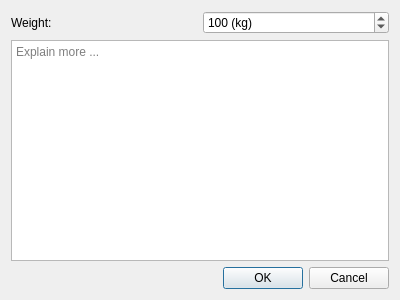
This is NewBucket.ui in SC-One/BHMI as Qt 5 draws it before an edit. The edited form follows.
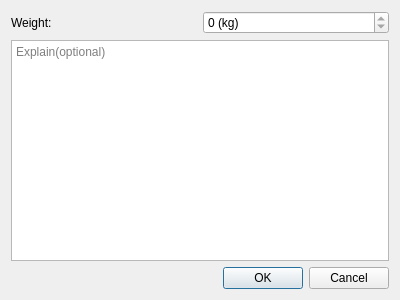
This is the edited form.

Diff of the .ui file:
```diff
--- a/NewBucket.ui
+++ b/NewBucket.ui
@@ -28,14 +28,20 @@
      </item>
      <item>
       <widget class="QSpinBox" name="weight">
+       <property name="readOnly">
+        <bool>true</bool>
+       </property>
        <property name="suffix">
         <string> (kg)</string>
        </property>
+       <property name="minimum">
+        <number>-999999</number>
+       </property>
        <property name="maximum">
         <number>9999999</number>
        </property>
        <property name="value">
-        <number>100</number>
+        <number>0</number>
        </property>
       </widget>
      </item>
@@ -44,7 +50,7 @@
    <item>
     <widget class="QPlainTextEdit" name="descText">
      <property name="placeholderText">
-      <string>Explain more ...</string>
+      <string>Explain(optional)</string>
      </property>
     </widget>
    </item>
```
Left out of the diff: 4 changed lines with no effect on the pictures.
